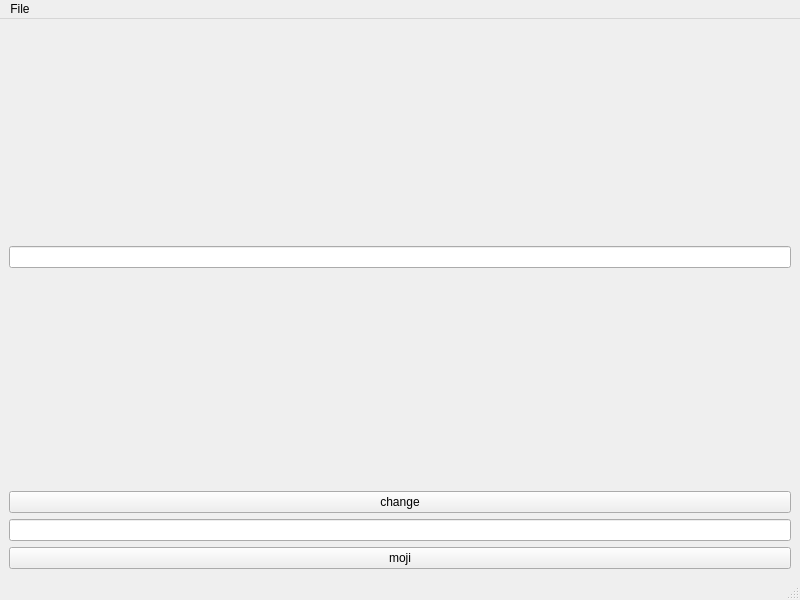
First picture: the form in mainwindow.ui, repository fis-teria/Qtchange, before the edit.
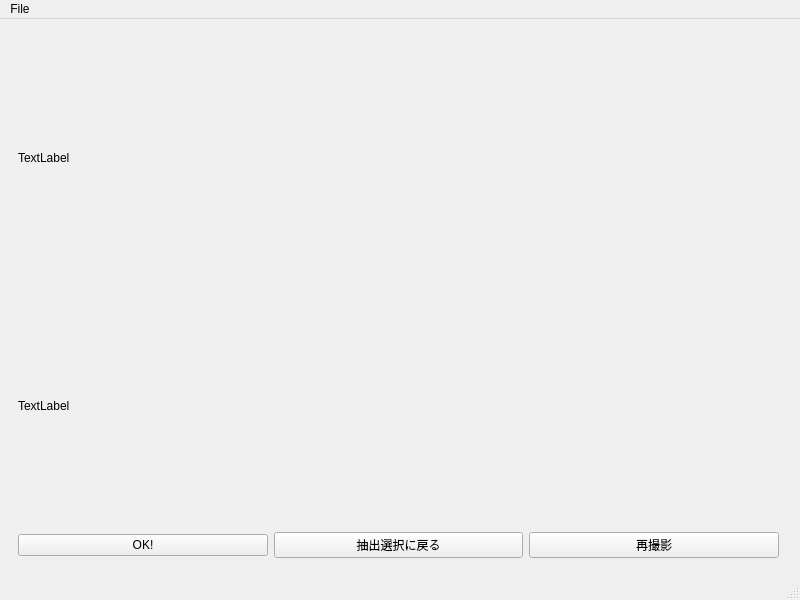
Second picture: the form after the edit.

Diff of the .ui file:
```diff
--- a/mainwindow.ui
+++ b/mainwindow.ui
@@ -14,6 +14,13 @@
    <string>MainWindow</string>
   </property>
   <widget class="QWidget" name="centralwidget">
+   <layout class="QVBoxLayout" name="verticalLayout_2">
+    <item>
+     <widget class="QStackedWidget" name="stackedWidget">
+      <property name="currentIndex">
+       <number>3</number>
+      </property>
+      <widget class="QWidget" name="page_3">
    <layout class="QVBoxLayout" name="verticalLayout">
     <item>
      <widget class="QLabel" name="label">
@@ -49,6 +56,106 @@
       </property>
      </widget>
     </item>
+        <item>
+         <widget class="QPushButton" name="buttonNext">
+          <property name="text">
+           <string>NEXT</string>
+          </property>
+         </widget>
+        </item>
+       </layout>
+      </widget>
+      <widget class="QWidget" name="page_4">
+       <layout class="QVBoxLayout" name="verticalLayout_3">
+        <item>
+         <widget class="QLabel" name="camearaView">
+          <property name="text">
+           <string/>
+          </property>
+         </widget>
+        </item>
+        <item>
+         <widget class="QPushButton" name="takePicture">
+          <property name="text">
+           <string>TAKE A PICTURE</string>
+          </property>
+         </widget>
+        </item>
+       </layout>
+      </widget>
+      <widget class="QWidget" name="page_5">
+       <layout class="QVBoxLayout" name="verticalLayout_4">
+        <item>
+         <widget class="QLabel" name="captureImage">
+          <property name="text">
+           <string/>
+          </property>
+         </widget>
+        </item>
+        <item alignment="Qt::AlignHCenter">
+         <widget class="QLabel" name="notice">
+          <property name="text">
+           <string>TextLabel</string>
+          </property>
+         </widget>
+        </item>
+       </layout>
+      </widget>
+      <widget class="QWidget" name="page_6">
+       <widget class="QWidget" name="verticalLayoutWidget">
+        <property name="geometry">
+         <rect>
+          <x>9</x>
+          <y>9</y>
+          <width>761</width>
+          <height>521</height>
+         </rect>
+        </property>
+        <layout class="QVBoxLayout" name="verticalLayout_5">
+         <item>
+          <widget class="QLabel" name="captureSelect">
+           <property name="text">
+            <string>TextLabel</string>
+           </property>
+          </widget>
+         </item>
+         <item>
+          <widget class="QLabel" name="noticeCheck">
+           <property name="text">
+            <string>TextLabel</string>
+           </property>
+          </widget>
+         </item>
+         <item>
+          <layout class="QHBoxLayout" name="horizontalLayout">
+           <item>
+            <widget class="QPushButton" name="ok">
+             <property name="text">
+              <string>OK!</string>
+             </property>
+            </widget>
+           </item>
+           <item>
+            <widget class="QPushButton" name="back">
+             <property name="text">
+              <string>抽出選択に戻る</string>
+             </property>
+            </widget>
+           </item>
+           <item>
+            <widget class="QPushButton" name="retake">
+             <property name="text">
+              <string>再撮影</string>
+             </property>
+            </widget>
+           </item>
+          </layout>
+         </item>
+        </layout>
+       </widget>
+      </widget>
+     </widget>
+    </item>
    </layout>
   </widget>
   <widget class="QMenuBar" name="menubar">
```
Left out of the diff: 106 changed lines with no effect on the pictures. Lines whose indentation alone changed are shown as unchanged.
